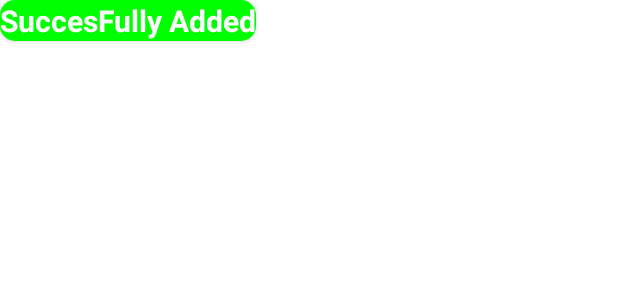
After one commit to aishvary000/Amulet, an Android app: the layout custom_toast.xml on its own in the app's theme, with its tools: preview values and no code run, on a phone screen of 412 x 824 dp. The commit adds this screen. Shown: the top 300 px of the screen. Run offline under Robolectric (Android 15) with nearby library versions, the phone set to English and light mode, and no system bars.

Commit message:
Added Toast for sucess

```diff
--- a/app/build.gradle
+++ b/app/build.gradle
@@ -55,5 +55,6 @@ dependencies {
     implementation 'com.google.android.material:material:1.2.1'
     implementation 'com.google.firebase:firebase-analytics-ktx'
     implementation 'com.google.firebase:firebase-storage-ktx'
+    implementation 'com.google.android.material:material:1.3.0-alpha01'
     androidTestImplementation 'androidx.test.espresso:espresso-core:3.3.0'
 }
--- /dev/null
+++ b/app/src/main/res/layout/custom_toast.xml
@@ -0,0 +1,29 @@
+<?xml version="1.0" encoding="utf-8"?>
+<LinearLayout xmlns:android="http://schemas.android.com/apk/res/android"
+    android:layout_width="match_parent"
+    android:layout_height="match_parent"
+    android:id="@+id/customll"
+    xmlns:app="http://schemas.android.com/apk/res-auto">
+   <androidx.cardview.widget.CardView
+       android:layout_width="wrap_content"
+       app:cardCornerRadius="10dp"
+
+       android:layout_height="wrap_content">
+       <LinearLayout
+           android:layout_width="match_parent"
+           android:layout_height="match_parent"
+           android:orientation="horizontal">
+           <TextView
+               android:layout_width="wrap_content"
+               android:layout_height="match_parent"
+               android:background="@color/Success"
+               android:textColor="@color/white"
+               android:textStyle="bold"
+               android:text="SuccesFully Added"
+               android:id="@+id/custom_Toast_text_Success"
+               android:textSize="20sp"/>
+
+       </LinearLayout>
+   </androidx.cardview.widget.CardView>
+
+</LinearLayout>
--- a/app/src/main/res/values/colors.xml
+++ b/app/src/main/res/values/colors.xml
@@ -7,4 +7,5 @@
     <color name="teal_700">#FF018786</color>
     <color name="black">#FF000000</color>
     <color name="white">#FFFFFFFF</color>
+    <color name="Success">	#00FF00	</color>
 </resources>
--- a/app/src/main/res/values/constant.xml
+++ b/app/src/main/res/values/constant.xml
@@ -1,5 +1,6 @@
 <?xml version="1.0" encoding="utf-8"?>
 <resources>
     <string name="StudentsDatabse">StudentsDatabse</string>
+    <string name="custom_toast_size">20sp</string>
 
 </resources>
```
Also changed, not shown: app/src/main/java/eu/tutorials/evepeeve/BaseActivity.kt (+9 -2 lines), app/src/main/java/eu/tutorials/evepeeve/Database/DatabaseManagement.kt (+29 -13 lines), app/src/main/java/eu/tutorials/evepeeve/StudentSignup.kt (+20 -2 lines), app/src/main/res/drawable/toast_sucess_bg.xml (added, +10 -0 lines).
